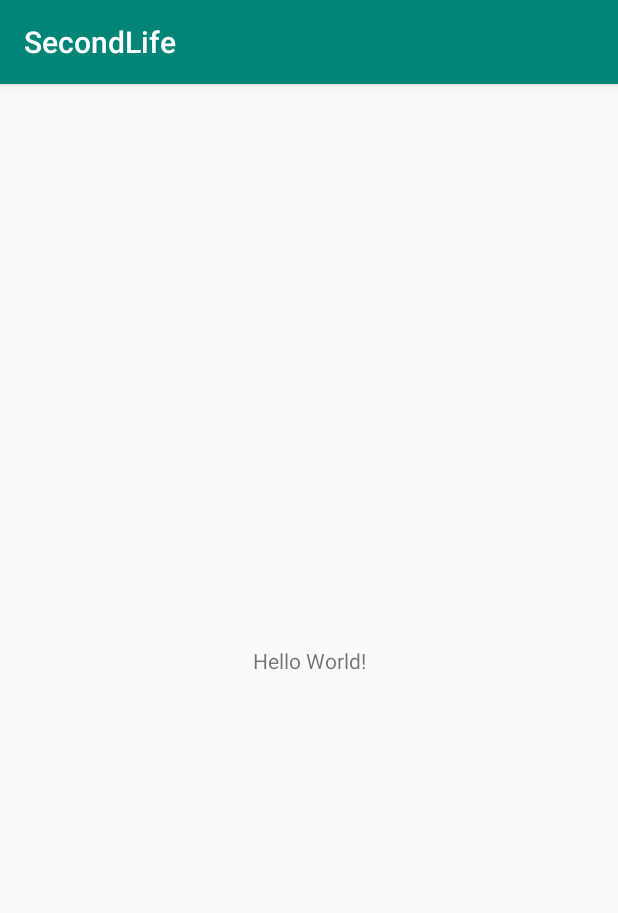
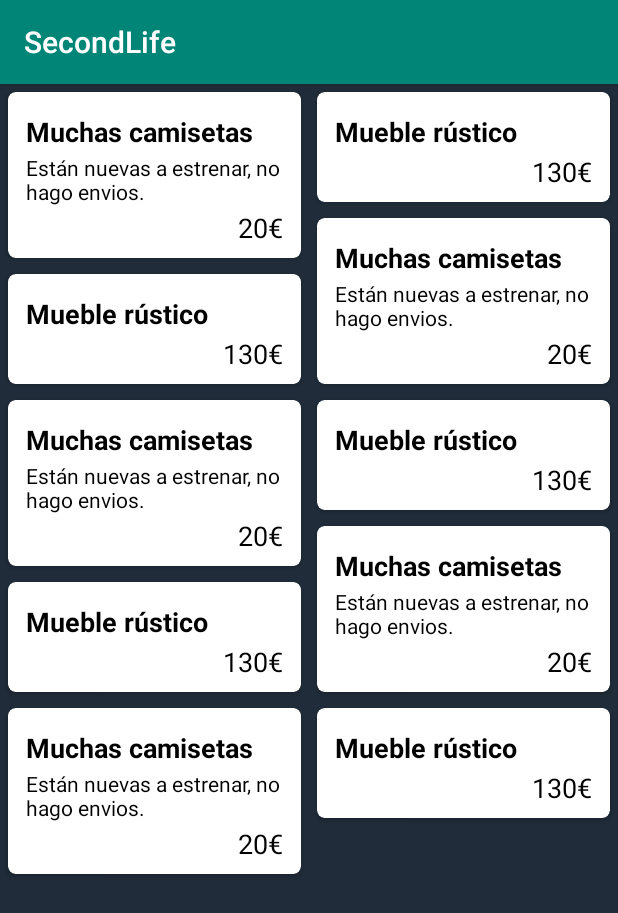
Before and after one commit to alvvdc/secondlife, an Android app: the screen it shows after launch (MainActivity), on a phone screen of 412 x 824 dp. Shown: the top 913 px of the screen. Run offline under Robolectric (Android 15) with nearby library versions, the phone set to English and light mode, and no system bars; pictures from the network do not load.

Commit message:
Creada la lista de productos con CardViews y RecyclerView 	modified:   frontend/app/build.gradle 	modified:   frontend/app/src/main/AndroidManifest.xml 	deleted:    frontend/app/src/main/java/com/iesvirgendelcarmen/secondlife/MainActivity.kt 	new file:   frontend/app/src/main/java/com/iesvirgendelcarmen/secondlife/model/Product.kt 	new file:   frontend/app/src/main/java/com/iesvirgendelcarmen/secondlife/model/ProductRecyclerViewAdapter.kt 	new file:   frontend/app/src/main/java/com/iesvirgendelcarmen/secondlife/model/ProductViewModel.kt 	new file:   frontend/app/src/main/java/com/iesvirgendelcarmen/secondlife/ui/ListProductsFragment.kt 	new file:   frontend/app/src/main/java/com/iesvirgendelcarmen/secondlife/ui/MainActivity.kt 	modified:   frontend/app/src/main/res/layout/activity_main.xml 	new file:   frontend/app/src/main/res/layout/fragment_list_products.xml 	new file:   frontend/app/src/main/res/layout/product_list_element.xml 	modified:   frontend/app/src/main/res/values/colors.xml

```diff
--- a/frontend/app/build.gradle
+++ b/frontend/app/build.gradle
@@ -32,4 +32,8 @@ dependencies {
     testImplementation 'junit:junit:4.12'
     androidTestImplementation 'androidx.test:runner:1.2.0'
     androidTestImplementation 'androidx.test.espresso:espresso-core:3.2.0'
+    implementation 'androidx.cardview:cardview:1.0.0'
+    implementation 'androidx.recyclerview:recyclerview:1.1.0'
+    implementation 'com.github.bumptech.glide:glide:4.11.0'
+    implementation 'androidx.lifecycle:lifecycle-extensions:2.1.0'
 }
--- a/frontend/app/src/main/AndroidManifest.xml
+++ b/frontend/app/src/main/AndroidManifest.xml
@@ -2,6 +2,7 @@
 <manifest xmlns:android="http://schemas.android.com/apk/res/android"
     package="com.iesvirgendelcarmen.secondlife">
 
+    <uses-permission android:name="android.permission.INTERNET"/>
     <application
         android:allowBackup="true"
         android:icon="@mipmap/ic_launcher"
@@ -9,7 +10,7 @@
         android:roundIcon="@mipmap/ic_launcher_round"
         android:supportsRtl="true"
         android:theme="@style/AppTheme">
-        <activity android:name=".MainActivity">
+        <activity android:name=".ui.MainActivity">
             <intent-filter>
                 <action android:name="android.intent.action.MAIN" />
 
--- a/frontend/app/src/main/java/com/iesvirgendelcarmen/secondlife/MainActivity.kt
+++ /dev/null
@@ -1,12 +0,0 @@
-package com.iesvirgendelcarmen.secondlife
-
-import androidx.appcompat.app.AppCompatActivity
-import android.os.Bundle
-
-class MainActivity : AppCompatActivity() {
-
-    override fun onCreate(savedInstanceState: Bundle?) {
-        super.onCreate(savedInstanceState)
-        setContentView(R.layout.activity_main)
-    }
-}
--- /dev/null
+++ b/frontend/app/src/main/java/com/iesvirgendelcarmen/secondlife/model/Product.kt
@@ -0,0 +1,3 @@
+package com.iesvirgendelcarmen.secondlife.model
+
+data class Product (var title :String, var description :String, var price :Float, val images :MutableList<String>)
--- /dev/null
+++ b/frontend/app/src/main/java/com/iesvirgendelcarmen/secondlife/model/ProductRecyclerViewAdapter.kt
@@ -0,0 +1,51 @@
+package com.iesvirgendelcarmen.secondlife.model
+
+import android.view.LayoutInflater
+import android.view.View
+import android.view.ViewGroup
+import android.widget.ImageView
+import android.widget.TextView
+import androidx.recyclerview.widget.RecyclerView
+import com.bumptech.glide.Glide
+import com.iesvirgendelcarmen.secondlife.R
+
+class ProductRecyclerViewAdapter(private val productsList :List<Product>) : RecyclerView.Adapter<ProductRecyclerViewAdapter.ProductViewHolder>() {
+
+    override fun getItemCount() = productsList.size
+
+    override fun onCreateViewHolder(parent: ViewGroup, viewType: Int): ProductViewHolder {
+        val view = LayoutInflater.from(parent.context).inflate(R.layout.product_list_element, parent, false)
+        return ProductViewHolder(view)
+    }
+
+    override fun onBindViewHolder(holder: ProductViewHolder, position: Int) {
+        val product = productsList[position]
+        holder.bind(product)
+    }
+
+    inner class ProductViewHolder(itemView : View) :RecyclerView.ViewHolder(itemView) {
+
+        private val productImage = itemView.findViewById<ImageView>(R.id.productImage)
+        private val productTitle = itemView.findViewById<TextView>(R.id.productTitle)
+        private val productDescription = itemView.findViewById<TextView>(R.id.productDescription)
+        private val productPrice = itemView.findViewById<TextView>(R.id.productPrice)
+
+        fun bind(product :Product) {
+            productTitle.text = product.title
+
+            if (product.description.isEmpty())
+                productDescription.visibility = View.GONE
+            else
+                productDescription.text = product.description
+
+
+            Double
+            productPrice.text = "${product.price.toInt()}€"
+
+            Glide
+                .with(itemView)
+                .load(product.images[0])
+                .into(productImage)
+        }
+    }
+}
--- /dev/null
+++ b/frontend/app/src/main/java/com/iesvirgendelcarmen/secondlife/model/ProductViewModel.kt
@@ -0,0 +1,25 @@
+package com.iesvirgendelcarmen.secondlife.model
+
+import androidx.lifecycle.ViewModel
+
+class ProductViewModel : ViewModel() {
+
+    val productsList = mutableListOf<Product>()
+
+    init {
+        mock()
+    }
+
+    private fun mock() {
+        productsList.add(Product("Muchas camisetas", "Están nuevas a estrenar, no hago envios.", 20f, mutableListOf("https://i.imgur.com/0oPAfru.png")))
+        productsList.add(Product("Mueble rústico", "", 130f, mutableListOf("https://i.imgur.com/rWkb5AJ.png")))
+        productsList.add(Product("Muchas camisetas", "Están nuevas a estrenar, no hago envios.", 20f, mutableListOf("https://i.imgur.com/0oPAfru.png")))
+        productsList.add(Product("Mueble rústico", "", 130f, mutableListOf("https://i.imgur.com/rWkb5AJ.png")))
+        productsList.add(Product("Muchas camisetas", "Están nuevas a estrenar, no hago envios.", 20f, mutableListOf("https://i.imgur.com/0oPAfru.png")))
+        productsList.add(Product("Mueble rústico", "", 130f, mutableListOf("https://i.imgur.com/rWkb5AJ.png")))
+        productsList.add(Product("Muchas camisetas", "Están nuevas a estrenar, no hago envios.", 20f, mutableListOf("https://i.imgur.com/0oPAfru.png")))
+        productsList.add(Product("Mueble rústico", "", 130f, mutableListOf("https://i.imgur.com/rWkb5AJ.png")))
+        productsList.add(Product("Muchas camisetas", "Están nuevas a estrenar, no hago envios.", 20f, mutableListOf("https://i.imgur.com/0oPAfru.png")))
+        productsList.add(Product("Mueble rústico", "", 130f, mutableListOf("https://i.imgur.com/rWkb5AJ.png")))
+    }
+}
--- /dev/null
+++ b/frontend/app/src/main/java/com/iesvirgendelcarmen/secondlife/ui/ListProductsFragment.kt
@@ -0,0 +1,32 @@
+package com.iesvirgendelcarmen.secondlife.ui
+
+import android.os.Bundle
+import android.view.LayoutInflater
+import android.view.View
+import android.view.ViewGroup
+import androidx.fragment.app.Fragment
+import androidx.recyclerview.widget.RecyclerView
+import androidx.recyclerview.widget.StaggeredGridLayoutManager
+import com.iesvirgendelcarmen.secondlife.R
+import com.iesvirgendelcarmen.secondlife.model.ProductRecyclerViewAdapter
+import com.iesvirgendelcarmen.secondlife.model.ProductViewModel
+
+class ListProductsFragment(private val productViewModel: ProductViewModel) :Fragment() {
+
+    override fun onCreateView(
+        inflater: LayoutInflater,
+        container: ViewGroup?,
+        savedInstanceState: Bundle?
+    ): View = inflater.inflate(R.layout.fragment_list_products, container, false)
+
+    override fun onViewCreated(view: View, savedInstanceState: Bundle?) {
+
+        val recyclerViewProducts = view.findViewById<RecyclerView>(R.id.recyclerViewProducts)
+        val productRecyclerViewAdapter = ProductRecyclerViewAdapter(productViewModel.productsList)
+
+        recyclerViewProducts.apply {
+            adapter = productRecyclerViewAdapter
+            layoutManager = StaggeredGridLayoutManager(2, StaggeredGridLayoutManager.VERTICAL)
+        }
+    }
+}
--- /dev/null
+++ b/frontend/app/src/main/java/com/iesvirgendelcarmen/secondlife/ui/MainActivity.kt
@@ -0,0 +1,27 @@
+package com.iesvirgendelcarmen.secondlife.ui
+
+import androidx.appcompat.app.AppCompatActivity
+import android.os.Bundle
+import androidx.lifecycle.ViewModelProvider
+import androidx.lifecycle.ViewModelProviders
+import com.iesvirgendelcarmen.secondlife.R
+import com.iesvirgendelcarmen.secondlife.model.ProductViewModel
+
+class MainActivity : AppCompatActivity() {
+
+    private val productViewModel: ProductViewModel by lazy {
+        ViewModelProviders.of(this).get(ProductViewModel::class.java)
+    }
+
+    override fun onCreate(savedInstanceState: Bundle?) {
+        super.onCreate(savedInstanceState)
+        setContentView(R.layout.activity_main)
+
+        if (savedInstanceState == null) {
+            supportFragmentManager
+                .beginTransaction()
+                .add(R.id.container, ListProductsFragment(productViewModel))
+                .commit()
+        }
+    }
+}
--- a/frontend/app/src/main/res/layout/activity_main.xml
+++ b/frontend/app/src/main/res/layout/activity_main.xml
@@ -1,18 +1,6 @@
 <?xml version="1.0" encoding="utf-8"?>
-<androidx.constraintlayout.widget.ConstraintLayout xmlns:android="http://schemas.android.com/apk/res/android"
-    xmlns:app="http://schemas.android.com/apk/res-auto"
-    xmlns:tools="http://schemas.android.com/tools"
+<FrameLayout
+    android:id="@+id/container"
+    android:layout_height="match_parent"
     android:layout_width="match_parent"
-    android:layout_height="match_parent"
-    tools:context=".MainActivity">
-
-    <TextView
-        android:layout_width="wrap_content"
-        android:layout_height="wrap_content"
-        android:text="Hello World!"
-        app:layout_constraintBottom_toBottomOf="parent"
-        app:layout_constraintLeft_toLeftOf="parent"
-        app:layout_constraintRight_toRightOf="parent"
-        app:layout_constraintTop_toTopOf="parent" />
-
-</androidx.constraintlayout.widget.ConstraintLayout>
+    xmlns:android="http://schemas.android.com/apk/res/android" />
--- /dev/null
+++ b/frontend/app/src/main/res/layout/fragment_list_products.xml
@@ -0,0 +1,8 @@
+<?xml version="1.0" encoding="utf-8"?>
+<androidx.recyclerview.widget.RecyclerView xmlns:android="http://schemas.android.com/apk/res/android"
+    android:id="@+id/recyclerViewProducts"
+    android:layout_width="match_parent"
+    android:layout_height="match_parent"
+    android:background="@color/background">
+
+</androidx.recyclerview.widget.RecyclerView>
--- /dev/null
+++ b/frontend/app/src/main/res/layout/product_list_element.xml
@@ -0,0 +1,72 @@
+<?xml version="1.0" encoding="utf-8"?>
+<androidx.cardview.widget.CardView xmlns:android="http://schemas.android.com/apk/res/android"
+    xmlns:app="http://schemas.android.com/apk/res-auto"
+    xmlns:tools="http://schemas.android.com/tools"
+    android:id="@+id/productCardView"
+    android:layout_width="match_parent"
+    android:layout_height="wrap_content"
+    android:layout_margin="5dp"
+    app:cardCornerRadius="5dp">
+
+    <androidx.constraintlayout.widget.ConstraintLayout
+        android:layout_width="match_parent"
+        android:layout_height="match_parent">
+
+        <ImageView
+            android:id="@+id/productImage"
+            android:layout_width="0dp"
+            android:layout_height="wrap_content"
+            android:layout_marginStart="12dp"
+            android:layout_marginTop="12dp"
+            android:layout_marginEnd="12dp"
+            android:adjustViewBounds="true"
+            app:layout_constraintEnd_toEndOf="parent"
+            app:layout_constraintStart_toStartOf="parent"
+            app:layout_constraintTop_toTopOf="parent"
+            app:srcCompat="@mipmap/ic_launcher" />
+
+        <TextView
+            android:id="@+id/productTitle"
+            android:layout_width="0dp"
+            android:layout_height="wrap_content"
+            android:layout_marginStart="12dp"
+            android:layout_marginTop="2dp"
+            android:layout_marginEnd="12dp"
+            android:fontFamily="sans-serif"
+            android:text="Un Android precioso"
+            android:textColor="#000000"
+            android:textSize="18sp"
+            android:textStyle="bold"
+            app:layout_constraintEnd_toEndOf="parent"
+            app:layout_constraintStart_toStartOf="parent"
+            app:layout_constraintTop_toBottomOf="@+id/productImage" />
+
+        <TextView
+            android:id="@+id/productPrice"
+            android:layout_width="wrap_content"
+            android:layout_height="wrap_content"
+            android:layout_marginTop="2dp"
+            android:layout_marginEnd="12dp"
+            android:layout_marginBottom="8dp"
+            android:text="20€"
+            android:textColor="#000000"
+            android:textSize="18sp"
+            app:layout_constraintBottom_toBottomOf="parent"
+            app:layout_constraintEnd_toEndOf="parent"
+            app:layout_constraintTop_toBottomOf="@+id/productDescription" />
+
+        <TextView
+            android:id="@+id/productDescription"
+            android:layout_width="0dp"
+            android:layout_height="wrap_content"
+            android:layout_marginStart="12dp"
+            android:layout_marginTop="2dp"
+            android:layout_marginEnd="12dp"
+            android:text="Este Android no lo encontrarás en ningún otro sitio, es único e inigualable."
+            android:textColor="#000000"
+            android:textSize="14sp"
+            app:layout_constraintEnd_toEndOf="parent"
+            app:layout_constraintStart_toStartOf="parent"
+            app:layout_constraintTop_toBottomOf="@+id/productTitle" />
+    </androidx.constraintlayout.widget.ConstraintLayout>
+</androidx.cardview.widget.CardView>
--- a/frontend/app/src/main/res/values/colors.xml
+++ b/frontend/app/src/main/res/values/colors.xml
@@ -3,4 +3,5 @@
     <color name="colorPrimary">#008577</color>
     <color name="colorPrimaryDark">#00574B</color>
     <color name="colorAccent">#D81B60</color>
+    <color name="background">#202c39</color>
 </resources>
```
